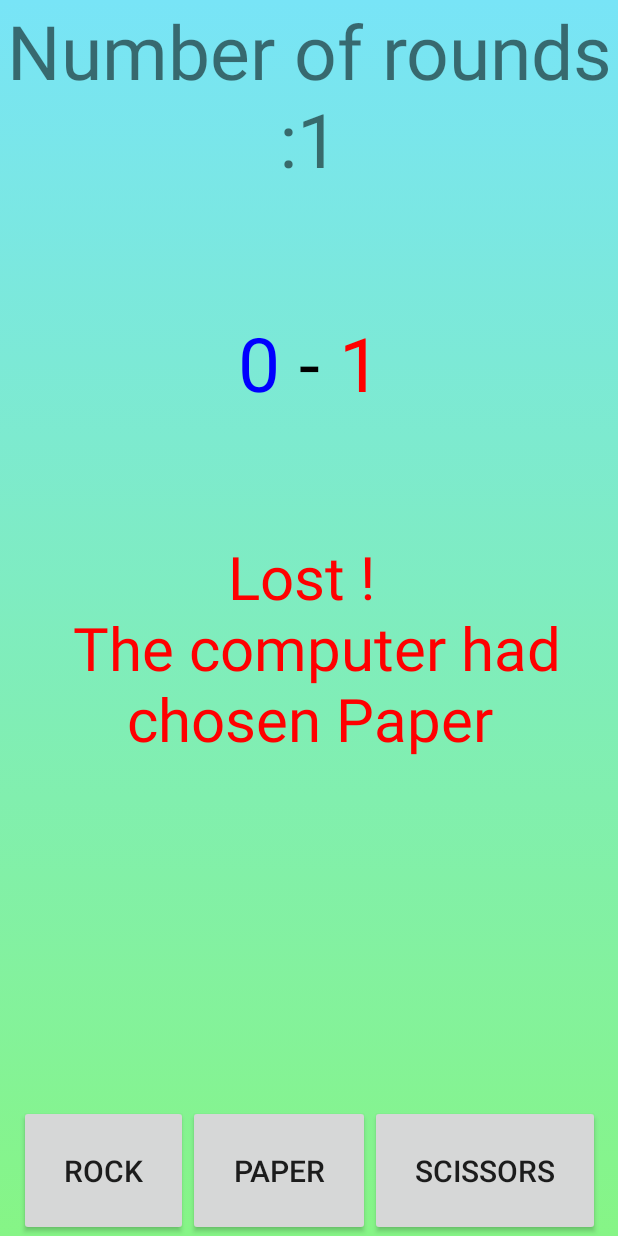
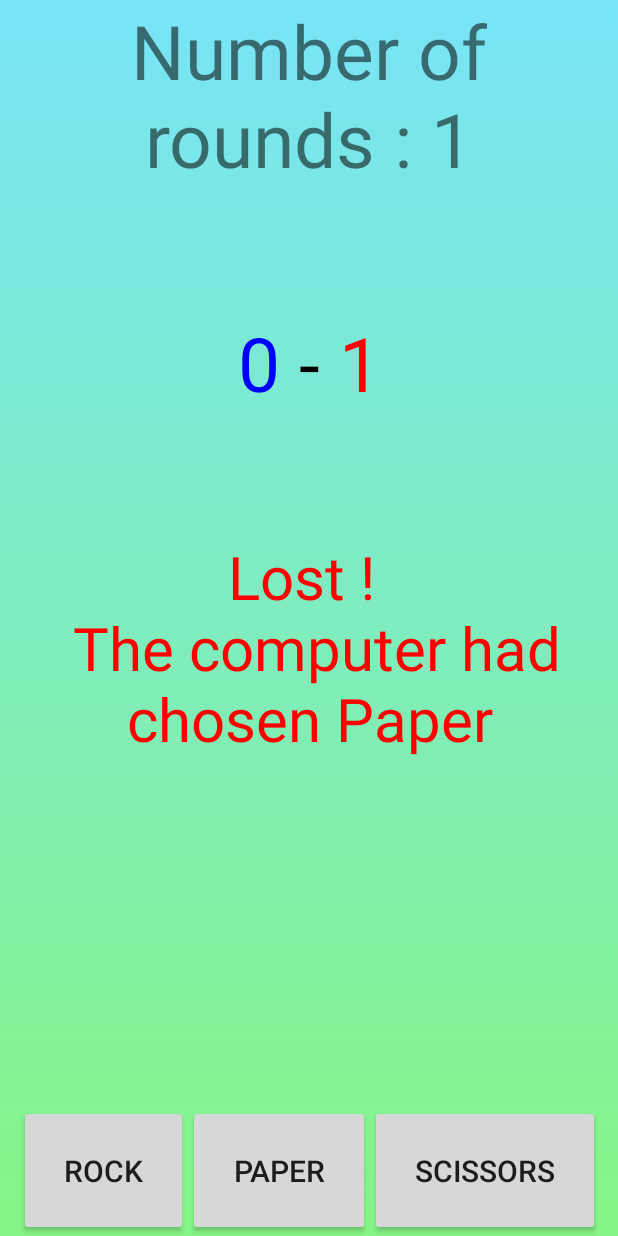
Before and after one commit to Alexandre-Vernet/Pierre_Feuille_Ciseaux, an Android app: the screen it shows after launch (MainActivity), after a tap on "ROCK", on a phone screen of 412 x 824 dp. Run offline under Robolectric (Android 15) with nearby library versions, the phone set to English and light mode, and no system bars.

Commit message:
Correction de bugs dans l'affichage du nombre de manches

```diff
--- a/app/src/main/java/com/ynov/vernet/pierrefeuilleciseaux/MainActivity.java
+++ b/app/src/main/java/com/ynov/vernet/pierrefeuilleciseaux/MainActivity.java
@@ -167,7 +167,6 @@ public class MainActivity extends AppCompatActivity implements View.OnClickListe
     }
 
     // Recommencer un round
-    @SuppressLint("SetTextI18n")
     public void reinit() {
         // Mettre à jour les scores graphiquement
         textScoreJ1.setText("" + scoreJ1);
@@ -179,9 +178,9 @@ public class MainActivity extends AppCompatActivity implements View.OnClickListe
             choixJ2[i] = false;
         }
 
-        // Mettre à jour le nombre de manche
+        // Mettre à jour le nombre de manches
         nbManches++;
-        textNbManches.setText(getString(R.string.nb_manches) + nbManches);
+        textNbManches.setText(getString(R.string.nb_manches, nbManches));
 
 
         // Si le J1 gagne 5 rounds
--- a/app/src/main/res/values/strings.xml
+++ b/app/src/main/res/values/strings.xml
@@ -9,7 +9,7 @@
     <string name="perdu_ciseaux">Lost ! \n The computer had chosen Scissors</string>
     <string name="perdu_pierre">Lost ! \n The computer had chosen Rock</string>
     <string name="gagne_feuille">Won ! \n The computer had chosen Paper</string>
-    <string name="nb_manches">Number of rounds : </string>
+    <string name="nb_manches">Number of rounds : %1$d</string>
     <string name="victoire">Victory</string>
     <string name="vous_avez_gagne">You have won ! Play again ?</string>
     <string name="oui">Yes</string>
```
Also changed, not shown: 3 other files.
